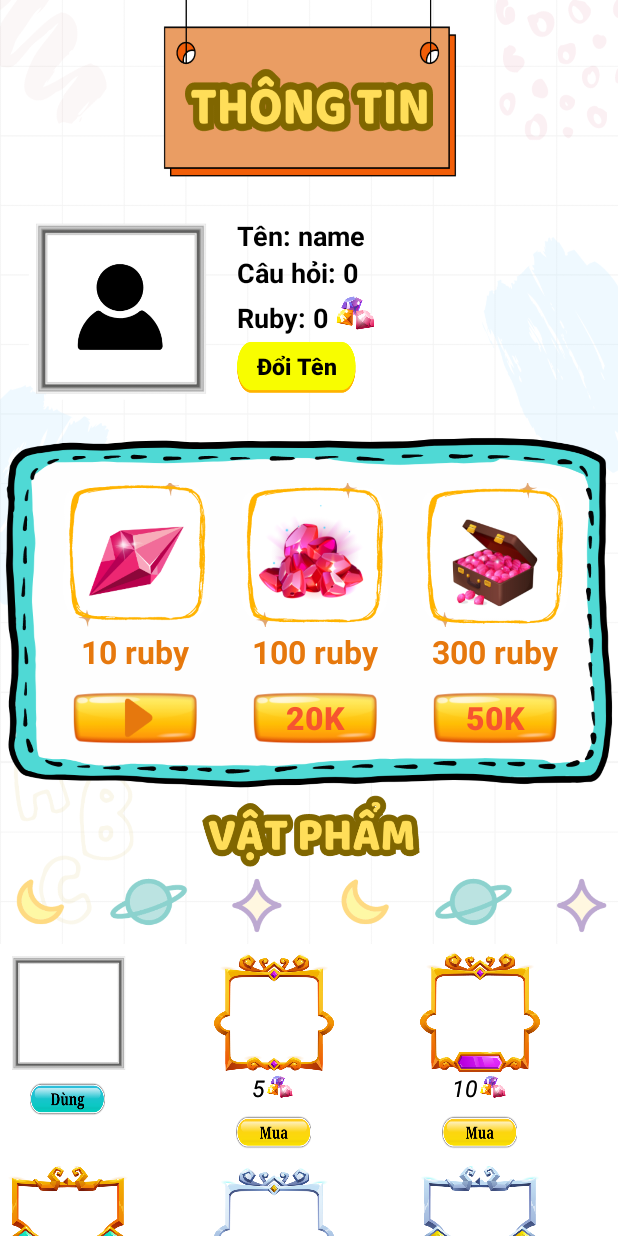
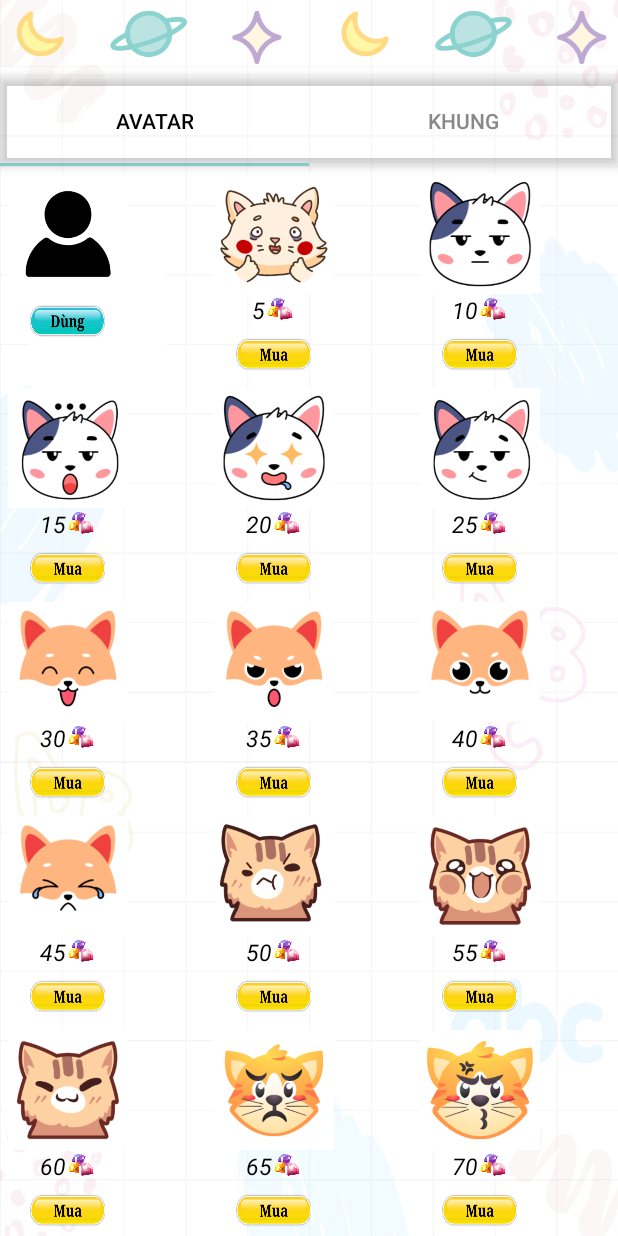
Before and after one commit to Rabbit28523/VuaTiengViet, an Android app: the cuahang screen opened directly, with no data from a screen before it, on a phone screen of 412 x 824 dp. Run offline under Robolectric (Android 15) with nearby library versions, the phone set to English and light mode, and no system bars; our stand-ins replace AdMob; 2 statements that could not run were skipped.

Commit message:
Update shop

```diff
--- /dev/null
+++ b/app/src/main/java/com/example/appvuatiengviet/CategoryPagerAdapter.java
@@ -0,0 +1,38 @@
+package com.example.appvuatiengviet;
+
+import androidx.annotation.NonNull;
+import androidx.fragment.app.Fragment;
+import androidx.fragment.app.FragmentManager;
+import androidx.fragment.app.FragmentPagerAdapter;
+
+import java.util.ArrayList;
+import java.util.List;
+
+public class CategoryPagerAdapter extends FragmentPagerAdapter {
+    private final List<Fragment> fragmentList = new ArrayList<>();
+    private final List<String> fragmentTitleList = new ArrayList<>();
+
+    public CategoryPagerAdapter(FragmentManager manager) {
+        super(manager, BEHAVIOR_RESUME_ONLY_CURRENT_FRAGMENT);
+    }
+
+    @Override
+    public Fragment getItem(int position) {
+        return fragmentList.get(position);
+    }
+
+    @Override
+    public int getCount() {
+        return fragmentList.size();
+    }
+
+    public void addFragment(Fragment fragment, String title) {
+        fragmentList.add(fragment);
+        fragmentTitleList.add(title);
+    }
+
+    @Override
+    public CharSequence getPageTitle(int position) {
+        return fragmentTitleList.get(position);
+    }
+}
--- /dev/null
+++ b/app/src/main/java/com/example/appvuatiengviet/CustomViewPager.java
@@ -0,0 +1,42 @@
+package com.example.appvuatiengviet;
+
+import android.content.Context;
+import android.util.AttributeSet;
+import android.view.View;
+
+import androidx.annotation.NonNull;
+import androidx.annotation.Nullable;
+import androidx.viewpager.widget.ViewPager;
+
+public class CustomViewPager extends ViewPager {
+    public CustomViewPager(@NonNull Context context) {
+        super(context);
+    }
+
+    public CustomViewPager(@NonNull Context context, @Nullable AttributeSet attrs) {
+        super(context, attrs);
+    }
+    @Override
+    protected void onMeasure(int widthMeasureSpec, int heightMeasureSpec) {
+        super.onMeasure(widthMeasureSpec, heightMeasureSpec);
+
+        int height = 0;
+        int childWidthSpec = MeasureSpec.makeMeasureSpec(
+                Math.max(0, MeasureSpec.getSize(widthMeasureSpec) -
+                        getPaddingLeft() - getPaddingRight()),
+                MeasureSpec.getMode(widthMeasureSpec)
+        );
+        for (int i = 0; i < getChildCount(); i++) {
+            View child = getChildAt(i);
+            child.measure(childWidthSpec, MeasureSpec.UNSPECIFIED);
+            int h = child.getMeasuredHeight();
+            if (h > height) height = h;
+        }
+
+        if (height != 0) {
+            heightMeasureSpec = MeasureSpec.makeMeasureSpec(height, MeasureSpec.EXACTLY);
+        }
+
+        super.onMeasure(widthMeasureSpec, heightMeasureSpec);
+    }
+}
--- /dev/null
+++ b/app/src/main/java/com/example/appvuatiengviet/FragmentAvatar.java
@@ -0,0 +1,73 @@
+package com.example.appvuatiengviet;
+
+import android.os.Bundle;
+
+import androidx.annotation.NonNull;
+import androidx.fragment.app.Fragment;
+import androidx.recyclerview.widget.GridLayoutManager;
+import androidx.recyclerview.widget.RecyclerView;
+
+import android.view.LayoutInflater;
+import android.view.View;
+import android.view.ViewGroup;
+import android.widget.Toast;
+
+import com.google.android.gms.ads.rewarded.RewardItem;
+
+import java.util.ArrayList;
+
+public class FragmentAvatar extends Fragment implements ItemCauHoiClick {
+    CSDL csdl;
+    SanPham_avt_Adapter adapter_avt;
+    ArrayList<SanPham> dsAVT;
+    RecyclerView recyclerView_avt;
+
+    @Override
+    public void onCreate(Bundle savedInstanceState) {
+        super.onCreate(savedInstanceState);
+    }
+
+    @Override
+    public View onCreateView(LayoutInflater inflater, ViewGroup container,
+                             Bundle savedInstanceState) {
+        // Inflate the layout for this fragment
+        View view = inflater.inflate(R.layout.fragment_avatar, container, false);
+        recyclerView_avt = view.findViewById(R.id.rv_avatar);
+        csdl=new CSDL(getContext());
+        CapNhatDuLieu();
+        return view;
+    }
+    private void CapNhatDuLieu() {
+        cuahang.CapNhatDuLieu(getContext());
+        dsAVT=csdl.HienDS_AVT();
+        adapter_avt=new SanPham_avt_Adapter(getContext(),dsAVT, this::CauHoiClick);
+        GridLayoutManager layoutManager1 = new GridLayoutManager(getContext(), 3, GridLayoutManager.VERTICAL, false);
+
+        recyclerView_avt.setLayoutManager(layoutManager1);
+        recyclerView_avt.setAdapter(adapter_avt);
+
+    }
+
+    @Override
+    public void onUserEarnedReward(@NonNull RewardItem rewardItem) {
+
+    }
+
+    @Override
+    public void CauHoiClick(int position) {
+        if(dsAVT.get(position).getTinhtrang()==1){
+            csdl.SuaThongTinNhanVat(csdl.HienThongTinNhanVat().getName(),dsAVT.get(position).getId(),csdl.HienThongTinNhanVat().getKhung_id());
+            CapNhatDuLieu();
+        }
+        if(dsAVT.get(position).getTinhtrang()==0){
+            if(csdl.HienThongTinNhanVat().getRuby()>=dsAVT.get(position).getPrice()){
+                csdl.UpdateSanPham("avt",dsAVT.get(position).getId());
+                csdl.UpdateRuby(getContext(),-dsAVT.get(position).getPrice());
+                CapNhatDuLieu();
+            }
+            else {
+                Toast.makeText(getContext(), "Bạn không đủ ruby để mua vật phẩm này", Toast.LENGTH_SHORT).show();
+            }
+        }
+    }
+}
--- /dev/null
+++ b/app/src/main/java/com/example/appvuatiengviet/FragmentKhung.java
@@ -0,0 +1,73 @@
+package com.example.appvuatiengviet;
+
+import android.os.Bundle;
+
+import androidx.annotation.NonNull;
+import androidx.fragment.app.Fragment;
+import androidx.recyclerview.widget.GridLayoutManager;
+import androidx.recyclerview.widget.RecyclerView;
+
+import android.view.LayoutInflater;
+import android.view.View;
+import android.view.ViewGroup;
+import android.widget.Toast;
+
+import com.google.android.gms.ads.rewarded.RewardItem;
+
+import java.util.ArrayList;
+
+public class FragmentKhung extends Fragment implements ItemCauHoiClick {
+    CSDL csdl;
+    SanPham_khung_Adapter adapter_khung;
+    ArrayList<SanPham> dsKhung;
+    RecyclerView recyclerView_khung;
+    @Override
+    public void onCreate(Bundle savedInstanceState) {
+        super.onCreate(savedInstanceState);
+    }
+
+    @Override
+    public View onCreateView(LayoutInflater inflater, ViewGroup container,
+                             Bundle savedInstanceState) {
+        // Inflate the layout for this fragment
+        View view = inflater.inflate(R.layout.fragment_khung, container, false);
+        recyclerView_khung = view.findViewById(R.id.rv_khung);
+        csdl=new CSDL(getContext());
+        CapNhatDuLieu();
+        return view;
+    }
+    private void CapNhatDuLieu() {
+        cuahang.CapNhatDuLieu(getContext());
+        dsKhung=csdl.HienDS_Khung();
+        adapter_khung = new SanPham_khung_Adapter(getContext(),dsKhung,this);
+        GridLayoutManager layoutManager1 = new GridLayoutManager(getContext(), 3, GridLayoutManager.VERTICAL, false);
+
+        recyclerView_khung.setLayoutManager(layoutManager1);
+        recyclerView_khung.setAdapter(adapter_khung);
+
+    }
+
+
+    @Override
+    public void onUserEarnedReward(@NonNull RewardItem rewardItem) {
+
+    }
+
+    @Override
+    public void CauHoiClick(int position) {
+        if(dsKhung.get(position).getTinhtrang()==1){
+            csdl.SuaThongTinNhanVat(csdl.HienThongTinNhanVat().getName(),csdl.HienThongTinNhanVat().getAvt_id(),dsKhung.get(position).getId());
+            CapNhatDuLieu();
+        }
+        if(dsKhung.get(position).getTinhtrang()==0){
+            if(csdl.HienThongTinNhanVat().getRuby()>=dsKhung.get(position).getPrice()){
+                csdl.UpdateSanPham("khung",dsKhung.get(position).getId());
+                csdl.UpdateRuby(getContext(),-dsKhung.get(position).getPrice());
+                CapNhatDuLieu();
+            }
+            else {
+                Toast.makeText(getContext(), "Bạn không đủ ruby để mua vật phẩm này", Toast.LENGTH_SHORT).show();
+            }
+        }
+    }
+}
--- a/app/src/main/java/com/example/appvuatiengviet/cuahang.java
+++ b/app/src/main/java/com/example/appvuatiengviet/cuahang.java
@@ -4,8 +4,11 @@ import androidx.annotation.NonNull;
 import androidx.appcompat.app.AppCompatActivity;
 import androidx.recyclerview.widget.GridLayoutManager;
 import androidx.recyclerview.widget.RecyclerView;
+import androidx.viewpager.widget.ViewPager;
 
 import android.app.Dialog;
+import android.content.Context;
+import android.graphics.Color;
 import android.graphics.Typeface;
 import android.os.Bundle;
 import android.text.Html;
@@ -24,20 +27,24 @@ import android.widget.TextView;
 import android.widget.Toast;
 
 import com.google.android.gms.ads.rewarded.RewardItem;
+import com.google.android.material.tabs.TabLayout;
 
 import java.util.ArrayList;
 
 public class cuahang extends AppCompatActivity implements ItemCauHoiClick,ItemCauTraLoiClick{
 
-    CSDL csdl;
+    static CSDL csdl;
     SanPham_avt_Adapter adapter_avt;
     SanPham_khung_Adapter adapter_khung;
     ArrayList<SanPham> dsAVT,dsKhung;
     RecyclerView recyclerView_avt,recyclerView_khung;
-    ImageView avt;
-    TextView hightcore,name,ruby;
+    static ImageView avt;
+    static TextView hightcore;
+    static TextView name;
+    static TextView ruby;
     Button doiten;
-    ThongTinNguoiChoi tt;
+    static ThongTinNguoiChoi tt;
+    private CategoryPagerAdapter adapter;
     @Override
     protected void onCreate(Bundle savedInstanceState) {
         super.onCreate(savedInstanceState);
@@ -50,63 +57,25 @@ public class cuahang extends AppCompatActivity implements ItemCauHoiClick,ItemCa
         int uiOptions = View.SYSTEM_UI_FLAG_HIDE_NAVIGATION | View.SYSTEM_UI_FLAG_IMMERSIVE_STICKY;
         decorView.setSystemUiVisibility(uiOptions);
         setContentView(R.layout.activity_cuahang);
-        ScrollView scrollView = findViewById(R.id.nestedScrollView);
 
-        recyclerView_avt=findViewById(R.id.dsAVT);
-        recyclerView_khung=findViewById(R.id.dsKhung);
 
         hightcore=findViewById(R.id.hightCore);
         name=findViewById(R.id.tvnameNG);
         avt=findViewById(R.id.avt1);
         ruby=findViewById(R.id.ruby);
         doiten=findViewById(R.id.btndoiten);
+        ViewPager viewPager = findViewById(R.id.vp_shop_viewpager);
+        TabLayout tabLayout = findViewById(R.id.tl_shop_tablayout);
+        tabLayout.setTabTextColors(Color.GRAY, Color.BLACK);
+        adapter = new CategoryPagerAdapter(getSupportFragmentManager());
+        adapter.addFragment(new FragmentAvatar(), "Avatar");
+        adapter.addFragment(new FragmentKhung(), "Khung");
 
-        // Scroll to top
-
-        scrollView.post(new Runnable() {
-            @Override
-            public void run() {
-                scrollView.scrollTo(0, 0);
-            }
-        });
-        TabHost tabHost = findViewById(R.id.tabHost);
-        tabHost.setup();
-
-        TabHost.TabSpec tabSpec1 = tabHost.newTabSpec("Avatar");
-        tabSpec1.setIndicator(Html.fromHtml("<font color='#000000'>Avatar</font>"));
-        tabSpec1.setContent(R.id.Avatar); // Liên kết với LinearLayout chứa ImageView "Avatar"
-
-        TabHost.TabSpec tabSpec2 = tabHost.newTabSpec("Khung");
-        tabSpec2.setIndicator(Html.fromHtml("<font color='#000000'>Khung</font>")); // Set text color to black
-        tabSpec2.setContent(R.id.Khung); // Liên kết với LinearLayout chứa ImageView "Khung"
-        tabHost.setOnTabChangedListener(new TabHost.OnTabChangeListener() {
-
-            @Override
-            public void onTabChanged(String tabId) {
-
-                // Reset the text style for all tabs
-                for (int i = 0; i < tabHost.getTabWidget().getChildCount(); i++) {
-                    TextView tabTextView = (TextView) tabHost.getTabWidget().getChildAt(i).findViewById(android.R.id.title);
-                    tabTextView.setTypeface(null, Typeface.NORMAL);
-                }
-
-                // Get the selected tab view and make its text bold
-                TextView selectedTabTextView = (TextView) tabHost.getCurrentTabView().findViewById(android.R.id.title);
-                selectedTabTextView.setTypeface(null, Typeface.BOLD);
-
-//                scrollView.postDelayed(new Runnable() {
-//                    @Override
-//                    public void run() {
-//
-//                    }
-//                }, 000);
-            }
-        });
-        tabHost.addTab(tabSpec1);
-        tabHost.addTab(tabSpec2);
+        viewPager.setAdapter(adapter);
+        tabLayout.setupWithViewPager(viewPager);
         csdl=new CSDL(this);
         tt=csdl.HienThongTinNhanVat();
-        CapNhatDuLieu();
+        CapNhatDuLieu(cuahang.this);
 //        hightcore.setText("Hight core: "+ tt.getLevel());
 //        name.setText("Name: "+tt.getName());
 
@@ -116,29 +85,10 @@ public class cuahang extends AppCompatActivity implements ItemCauHoiClick,ItemCa
                 ShowDialogDoiTen();
             }
         });
-    }
+//        csdl.TaoCSDL(this);
 
-    @Override
-    public void onUserEarnedReward(@NonNull RewardItem rewardItem) {
 
-    }
 
-    @Override
-    public void CauHoiClick(int position) {
-        if(dsKhung.get(position).getTinhtrang()==1){
-            csdl.SuaThongTinNhanVat(csdl.HienThongTinNhanVat().getName(),csdl.HienThongTinNhanVat().getAvt_id(),dsKhung.get(position).getId());
-            CapNhatDuLieu();
-        }
-        if(dsKhung.get(position).getTinhtrang()==0){
-            if(csdl.HienThongTinNhanVat().getRuby()>=dsKhung.get(position).getPrice()){
-                csdl.UpdateSanPham("khung",dsKhung.get(position).getId());
-                csdl.UpdateRuby(cuahang.this,-dsKhung.get(position).getPrice());
-                CapNhatDuLieu();
-            }
-            else {
-                Toast.makeText(this, "Bạn không đủ ruby để mua vật phẩm này", Toast.LENGTH_SHORT).show();
-            }
-        }
     }
     private void ShowDialogDoiTen() {
         Dialog dialog = new Dialog(cuahang.this,android.R.style.Theme_Dialog );
@@ -167,7 +117,7 @@ public class cuahang extends AppCompatActivity implements ItemCauHoiClick,ItemCa
                     if(csdl.HienThongTinNhanVat().getRuby()>=10){
                         csdl.SuaThongTinNhanVat(tvname.getText().toString(),csdl.HienThongTinNhanVat().getAvt_id(),csdl.HienThongTinNhanVat().getKhung_id());
                         csdl.UpdateRuby(cuahang.this,-10);
-                        CapNhatDuLieu();
+                        CapNhatDuLieu(cuahang.this);
                         Toast.makeText(cuahang.this, "Bạn đã đổi tên thành công", Toast.LENGTH_SHORT).show();
                         dialog.dismiss();
                     }
@@ -185,15 +135,16 @@ public class cuahang extends AppCompatActivity implements ItemCauHoiClick,ItemCa
         dialog.show();
     }
 
-    private void CapNhatDuLieu() {
+
+    public static void CapNhatDuLieu(Context context) {
         tt=csdl.HienThongTinNhanVat();
-        hightcore.setText("Câu hỏi: "+ tt.getLevel());
-        name.setText("Tên: "+tt.getName());
+        hightcore.setText("High score: "+ tt.getLevel());
+        name.setText("Name: "+tt.getName());
         ruby.setText("Ruby: "+csdl.HienThongTinNhanVat().getRuby());
         String fileAvt = "avt"+String.valueOf(tt.getAvt_id()); // Lấy tên tệp ảnh từ đối tượng baiHat
-        int resId = getResources().getIdentifier(fileAvt, "drawable", getPackageName()); // Tìm ID tài nguyên dựa trên tên tệp ảnh
+        int resId = context.getResources().getIdentifier(fileAvt, "drawable", context.getPackageName()); // Tìm ID tài nguyên dựa trên tên tệp ảnh
         String fileKhung = "khung"+String.valueOf(tt.getKhung_id()); // Lấy tên tệp ảnh từ đối tượng baiHat
-        int resId2 = getResources().getIdentifier(fileKhung, "drawable", getPackageName()); // Tìm ID tài nguyên dựa trên tên tệp ảnh
+        int resId2 = context.getResources().getIdentifier(fileKhung, "drawable", context.getPackageName()); // Tìm ID tài nguyên dựa trên tên tệp ảnh
 
         if (resId != 0) {
             avt.setImageResource(resId); // Thiết lập hình ảnh cho ImageView
@@ -205,30 +156,43 @@ public class cuahang extends AppCompatActivity implements ItemCauHoiClick,ItemCa
         } else {
             // Xử lý trường hợp không tìm thấy tệp ảnh
         }
-        dsAVT=csdl.HienDS_AVT();
-        dsKhung=csdl.HienDS_Khung();
-        adapter_avt=new SanPham_avt_Adapter(this,dsAVT,this);
-        adapter_khung=new SanPham_khung_Adapter(this,dsKhung,this);
-        GridLayoutManager layoutManager1 = new GridLayoutManager(this, 3, GridLayoutManager.VERTICAL, false);
-        GridLayoutManager layoutManager2 = new GridLayoutManager(this, 3, GridLayoutManager.VERTICAL, false);
-
-        recyclerView_avt.setLayoutManager(layoutManager1);
-        recyclerView_avt.setAdapter(adapter_avt);
-        recyclerView_khung.setLayoutManager(layoutManager2);
-        recyclerView_khung.setAdapter(adapter_khung);
 
     }
+
     @Override
-    public void CauTraLoiClick(int position) {
+    public void onUserEarnedReward(@NonNull RewardItem rewardItem) {
+
+    }
+
+    @Override
+    public void CauHoiClick(int position) {
         if(dsAVT.get(position).getTinhtrang()==1){
             csdl.SuaThongTinNhanVat(csdl.HienThongTinNhanVat().getName(),dsAVT.get(position).getId(),csdl.HienThongTinNhanVat().getKhung_id());
-            CapNhatDuLieu();
+            CapNhatDuLieu(cuahang.this);
         }
         if(dsAVT.get(position).getTinhtrang()==0){
             if(csdl.HienThongTinNhanVat().getRuby()>=dsAVT.get(position).getPrice()){
                 csdl.UpdateSanPham("avt",dsAVT.get(position).getId());
                 csdl.UpdateRuby(cuahang.this,-dsAVT.get(position).getPrice());
-                CapNhatDuLieu();
+                CapNhatDuLieu(cuahang.this);
+            }
+            else {
+                Toast.makeText(this, "Bạn không đủ ruby để mua vật phẩm này", Toast.LENGTH_SHORT).show();
+            }
+        }
+    }
+
+    @Override
+    public void CauTraLoiClick(int position) {
+        if(dsKhung.get(position).getTinhtrang()==1){
+            csdl.SuaThongTinNhanVat(csdl.HienThongTinNhanVat().getName(),csdl.HienThongTinNhanVat().getAvt_id(),dsKhung.get(position).getId());
+            CapNhatDuLieu(cuahang.this);
+        }
+        if(dsKhung.get(position).getTinhtrang()==0){
+            if(csdl.HienThongTinNhanVat().getRuby()>=dsKhung.get(position).getPrice()){
+                csdl.UpdateSanPham("khung",dsKhung.get(position).getId());
+                csdl.UpdateRuby(cuahang.this,-dsKhung.get(position).getPrice());
+                CapNhatDuLieu(cuahang.this);
             }
             else {
                 Toast.makeText(this, "Bạn không đủ ruby để mua vật phẩm này", Toast.LENGTH_SHORT).show();
--- a/app/src/main/res/layout/activity_cuahang.xml
+++ b/app/src/main/res/layout/activity_cuahang.xml
@@ -248,53 +248,18 @@
             android:layout_centerHorizontal="true"
             android:background="@drawable/cohoanh">
         </ImageView>
-        <TabHost
-            android:layout_below="@+id/cohoanh"
+        <com.google.android.material.tabs.TabLayout
+            android:id="@+id/tl_shop_tablayout"
+            android:layout_width="match_parent"
+            android:layout_height="60dp"
+            android:layout_below="@id/cohoanh"
+            android:background="#00000000"
+            android:elevation="4dp"
+            android:theme="@style/ThemeOverlay.AppCompat.Dark.ActionBar" />
+        <com.example.appvuatiengviet.CustomViewPager
+            android:id="@+id/vp_shop_viewpager"
             android:layout_width="match_parent"
             android:layout_height="wrap_content"
-            android:background="@color/white"
-            android:id="@+id/tabHost">
-            <LinearLayout
-                android:layout_width="match_parent"
-                android:layout_height="match_parent"
-                android:orientation="vertical">
-
-                <TabWidget
-                    android:id="@android:id/tabs"
-                    android:layout_width="match_parent"
-                    android:layout_height="wrap_content" />
-
-                <FrameLayout
-                    android:id="@android:id/tabcontent"
-                    android:layout_width="match_parent"
-                    android:layout_height="match_parent">
-
-                    <LinearLayout
-                        android:id="@+id/Avatar"
-
-                        android:layout_width="match_parent"
-                        android:layout_height="match_parent"
-                        android:orientation="vertical">
-                        <androidx.recyclerview.widget.RecyclerView
-                            android:layout_width="match_parent"
-                            android:layout_height="wrap_content"
-                            android:id="@+id/dsAVT">
-                        </androidx.recyclerview.widget.RecyclerView>
-                    </LinearLayout>
-
-                    <LinearLayout
-                        android:id="@+id/Khung"
-                        android:layout_width="match_parent"
-                        android:layout_height="match_parent"
-                        android:orientation="vertical">
-                        <androidx.recyclerview.widget.RecyclerView
-                            android:layout_width="match_parent"
-                            android:layout_height="wrap_content"
-                            android:id="@+id/dsKhung">
-                        </androidx.recyclerview.widget.RecyclerView>
-                    </LinearLayout>
-                </FrameLayout>
-            </LinearLayout>
-        </TabHost>
+            android:layout_below="@id/tl_shop_tablayout" />
     </RelativeLayout>
 </ScrollView>
--- /dev/null
+++ b/app/src/main/res/layout/fragment_avatar.xml
@@ -0,0 +1,12 @@
+<?xml version="1.0" encoding="utf-8"?>
+<LinearLayout xmlns:android="http://schemas.android.com/apk/res/android"
+    xmlns:tools="http://schemas.android.com/tools"
+    android:layout_width="match_parent"
+    android:layout_height="match_parent"
+    android:orientation="vertical"
+    tools:context=".FragmentAvatar">
+    <androidx.recyclerview.widget.RecyclerView
+        android:id="@+id/rv_avatar"
+        android:layout_width="match_parent"
+        android:layout_height="wrap_content"/>
+</LinearLayout>
--- /dev/null
+++ b/app/src/main/res/layout/fragment_khung.xml
@@ -0,0 +1,12 @@
+<?xml version="1.0" encoding="utf-8"?>
+<LinearLayout xmlns:android="http://schemas.android.com/apk/res/android"
+    xmlns:tools="http://schemas.android.com/tools"
+    android:layout_width="match_parent"
+    android:layout_height="match_parent"
+    android:orientation="vertical"
+    tools:context=".FragmentKhung">
+    <androidx.recyclerview.widget.RecyclerView
+        android:id="@+id/rv_khung"
+        android:layout_width="match_parent"
+        android:layout_height="wrap_content"/>
+</LinearLayout>
--- a/app/src/main/res/values/strings.xml
+++ b/app/src/main/res/values/strings.xml
@@ -1,3 +1,5 @@
 <resources>
     <string name="app_name">AppVuaTiengViet</string>
+    <!-- TODO: Remove or change this placeholder text -->
+    <string name="hello_blank_fragment">Hello blank fragment</string>
 </resources>
```
